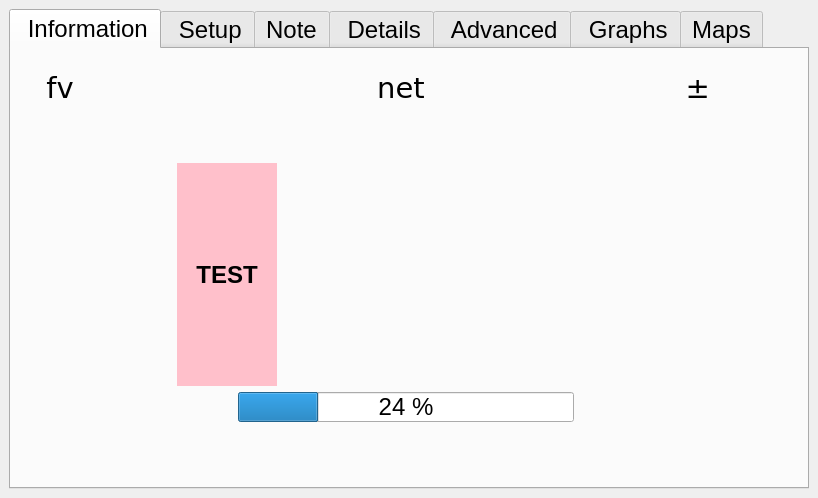
Above: ddh/gui/designer_main.ui from LowellInstruments/ddh_old before the change. Below: the same form after it.
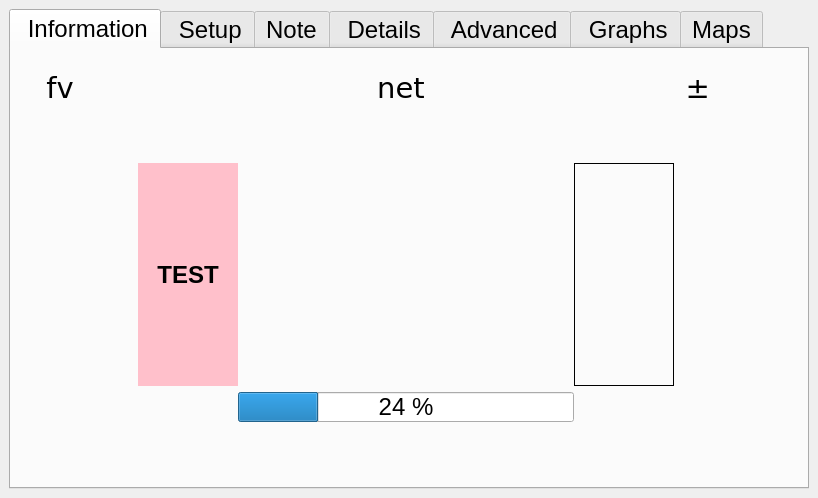
That is the form after the change. The open tabs and pages were chosen to show the change. Icons and pictures are not drawn.

Patch:
```diff
--- a/ddh/gui/designer_main.ui
+++ b/ddh/gui/designer_main.ui
@@ -73,7 +73,7 @@
            </spacer>
           </item>
           <item row="3" column="1">
-           <layout class="QHBoxLayout" name="horizontalLayout_11" stretch="1,4">
+           <layout class="QHBoxLayout" name="horizontalLayout_11" stretch="1,4,1">
             <item>
              <widget class="QLabel" name="lbl_testmode">
               <property name="maximumSize">
@@ -147,6 +147,35 @@
               </property>
              </widget>
             </item>
+            <item>
+             <widget class="QLabel" name="lbl_summary_dl">
+              <property name="maximumSize">
+               <size>
+                <width>100</width>
+                <height>16777215</height>
+               </size>
+              </property>
+              <property name="font">
+               <font>
+                <pointsize>14</pointsize>
+                <weight>50</weight>
+                <bold>false</bold>
+               </font>
+              </property>
+              <property name="autoFillBackground">
+               <bool>false</bool>
+              </property>
+              <property name="frameShape">
+               <enum>QFrame::Box</enum>
+              </property>
+              <property name="textFormat">
+               <enum>Qt::PlainText</enum>
+              </property>
+              <property name="alignment">
+               <set>Qt::AlignCenter</set>
+              </property>
+             </widget>
+            </item>
            </layout>
           </item>
           <item row="4" column="1">
```
Left out of the diff: 2 changed lines with no effect on the pictures.
